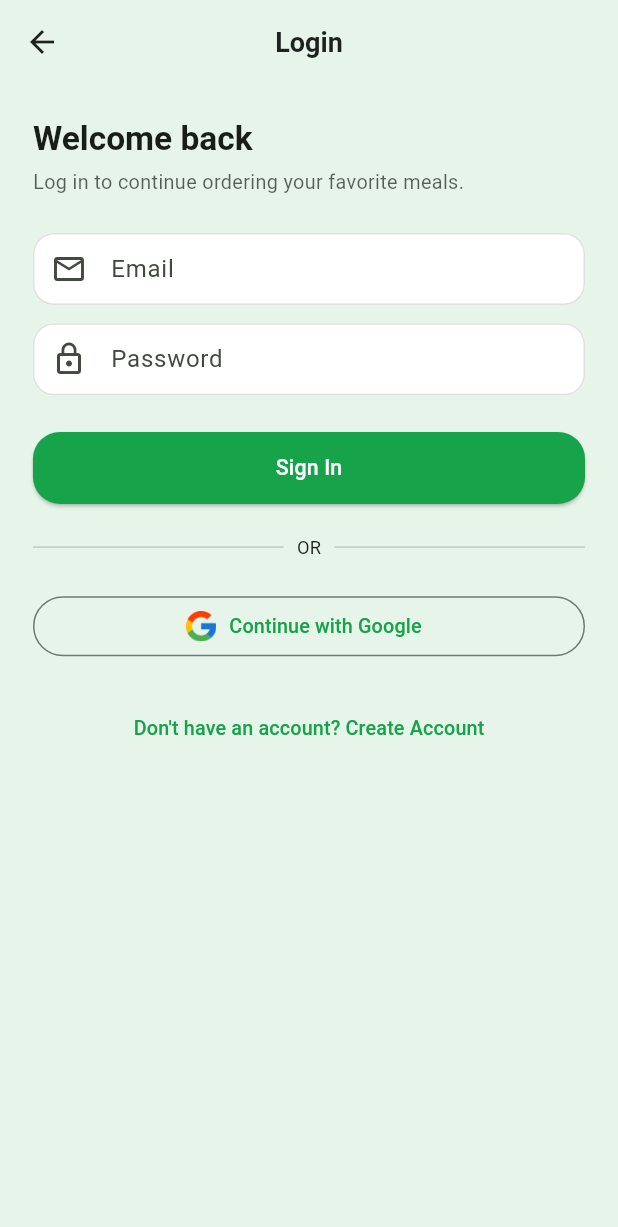
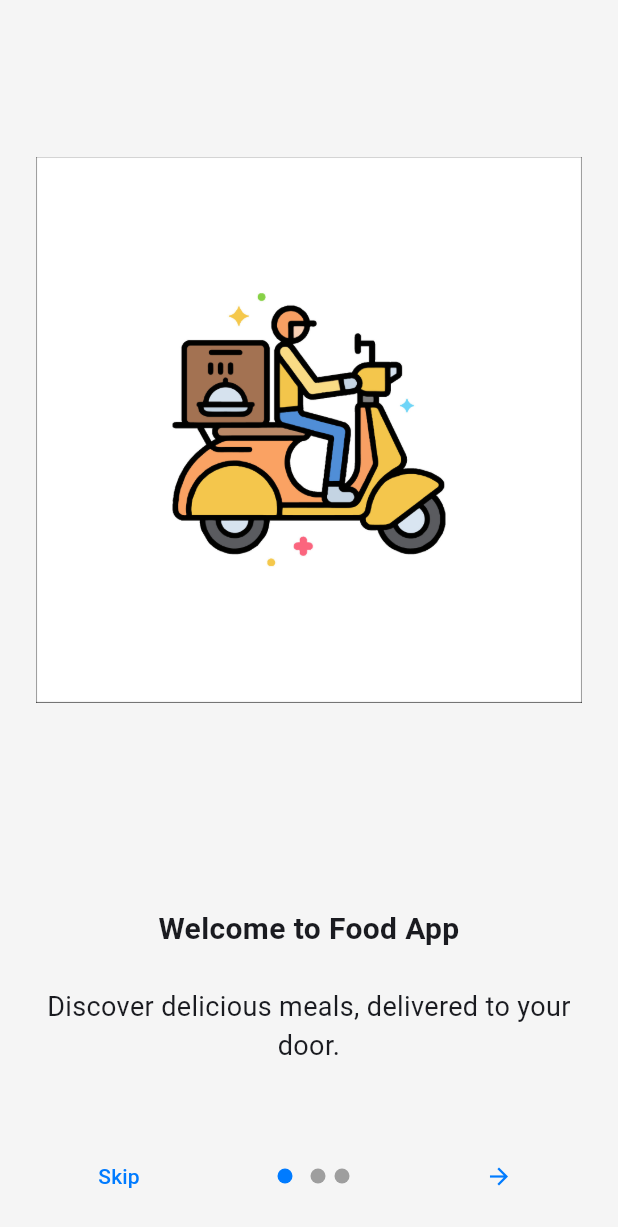
Before and after one commit to mohannadzaqout2003-dot/Food_Ordering_App, a Flutter app: the screen it shows after launch, on a phone screen of 412 x 824 dp. Shown: the top 1227 px of the screen. Run offline on Flutter 3.47's test engine with Material 3 defaults, Android fonts, the phone set to English and light mode, and no system bars; drawn by our look-alikes of introduction_screen; our stand-ins replace cloud_firestore, firebase_auth, firebase_core, firebase_storage, flutter_screenutil, google_sign_in and 2 more; missing offline and left inert: cool_nav; accounts and stored records are empty; generated files the repository leaves out were written again.

Commit message:
Added new onboarding screen and localization updates

```diff
--- a/lib/localization/app_string.dart
+++ b/lib/localization/app_string.dart
@@ -180,7 +180,6 @@ class AppStrings {
     'notification_order_body':
         'Your order has been placed successfully. You can track it from the Orders page.',
 
-
     // ===== Payment =====
     'payment_title': 'Payment',
     'payment_total_to_pay': 'Total to pay',
@@ -194,6 +193,18 @@ class AppStrings {
     'payment_error_no_user': 'Please login before completing payment.',
     'payment_error_empty_cart': 'Your cart is empty.',
 
+    //onboardin page
+    'onboarding_slide_1_title': 'Welcome to Food App',
+    'onboarding_slide_1_description':
+        'Discover delicious meals, delivered to your door.',
+    'onboarding_slide_2_title': 'Easy Ordering',
+    'onboarding_slide_2_description':
+        'Order your favorite meals in a few simple steps.',
+    'onboarding_slide_3_title': 'Track Your Orders',
+    'onboarding_slide_3_description': 'Get real-time updates on your orders.',
+    'onboarding_next': 'Next',
+    'onboarding_skip': 'Skip',
+    'onboarding_done': 'Done',
   };
 
   // ================= ARABIC =================
@@ -373,7 +384,6 @@ class AppStrings {
     'notification_order_body':
         'تم إرسال طلبك بنجاح، يمكنك متابعة حالة الطلب من صفحة الطلبات.',
 
-
     // ===== Payment =====
     'payment_title': 'الدفع',
     'payment_total_to_pay': 'الإجمالي المطلوب',
@@ -386,7 +396,16 @@ class AppStrings {
         'طريقة الدفع هذه غير مفعّلة في النسخة التجريبية.',
     'payment_error_no_user': 'يرجى تسجيل الدخول قبل إتمام الدفع.',
     'payment_error_empty_cart': 'سلة المشتريات فارغة.',
-
+    // onboarding page
+    'onboarding_slide_1_title': 'مرحبًا في تطبيق الطعام',
+    'onboarding_slide_1_description': 'اكتشف وجبات لذيذة، توصل إلى باب منزلك.',
+    'onboarding_slide_2_title': 'طلب سهل',
+    'onboarding_slide_2_description': 'اطلب وجباتك المفضلة في خطوات بسيطة.',
+    'onboarding_slide_3_title': 'تتبع طلباتك',
+    'onboarding_slide_3_description': 'احصل على تحديثات فورية حول طلباتك.',
+    'onboarding_next': 'التالي',
+    'onboarding_skip': 'تخطي',
+    'onboarding_done': 'تم',
   };
 
   static String t(BuildContext context, String key) {
@@ -399,6 +418,11 @@ static String t(BuildContext context, String key) {
     return map[key] ?? key;
   }
 
+  static String splash_title(BuildContext context) {
+    return 'Food App';
+  }
 
-
+  static String splash_subTitle(BuildContext context) {
+    return 'Discover the best food around you';
   }
+}
--- a/lib/main.dart
+++ b/lib/main.dart
@@ -17,6 +17,7 @@ import 'package:restaurant_app/provider/theme_provider.dart';
 
 import 'package:restaurant_app/screen/bottom_page.dart';
 import 'package:restaurant_app/screen/favorites/favorit_page.dart';
+import 'package:restaurant_app/screen/home/onboarding_screen.dart';
 import 'package:restaurant_app/screen/login/login_page.dart';
 import 'package:restaurant_app/screen/orders/order_page.dart';
 import 'package:restaurant_app/screen/profile/term_page.dart';
@@ -82,6 +83,7 @@ class MyApp extends StatelessWidget {
 
           initialRoute: '/splash',
           routes: {
+            '/onboarding': (_) => OnboardingPage(),
             '/splash': (_) => const SplashPage(),
             '/': (_) => Consumer<AuthProvider>(
                   builder: (context, auth, child) {
--- /dev/null
+++ b/lib/screen/home/onboarding_screen.dart
@@ -0,0 +1,98 @@
+import 'package:flutter/material.dart';
+import 'package:flutter_screenutil/flutter_screenutil.dart';
+import 'package:introduction_screen/introduction_screen.dart';
+import 'package:restaurant_app/localization/app_string.dart';
+import 'package:restaurant_app/theme/app_theme.dart';
+
+class OnboardingPage extends StatelessWidget {
+  @override
+  Widget build(BuildContext context) {
+    return IntroductionScreen(
+      pages: [
+        PageViewModel(
+          title: AppStrings.t(context, 'onboarding_slide_1_title'),
+          body: AppStrings.t(context, 'onboarding_slide_1_description'),
+          image: Center(child: Image.asset("assets/o1.jpg")),
+          decoration: PageDecoration(
+            imageFlex: 3,
+            bodyFlex: 1,
+            imagePadding: EdgeInsets.all(24),
+            pageColor: Theme.of(context).brightness == Brightness.light
+                ? AppColors.backgroundLight
+                : AppColors.backgroundDark,
+          ),
+        ),
+        PageViewModel(
+          title: AppStrings.t(context, 'onboarding_slide_2_title'),
+          body: AppStrings.t(context, 'onboarding_slide_2_description'),
+          image: Center(child: Image.asset("assets/o2.jpg")),
+          decoration: PageDecoration(
+            imageFlex: 3,
+            bodyFlex: 1,
+            imagePadding: EdgeInsets.all(24),
+            pageColor: Theme.of(context).brightness == Brightness.light
+                ? AppColors.backgroundLight
+                : AppColors.backgroundDark,
+          ),
+        ),
+        PageViewModel(
+          title: AppStrings.t(context, 'onboarding_slide_3_title'),
+          body: AppStrings.t(context, 'onboarding_slide_3_description'),
+          image: Center(child: Image.asset("assets/o3.jpg")),
+          decoration: PageDecoration(
+            imageFlex: 3,
+            bodyFlex: 1,
+            imagePadding: EdgeInsets.all(24),
+            pageColor: Theme.of(context).brightness == Brightness.light
+                ? AppColors.backgroundLight
+                : AppColors.backgroundDark,
+          ),
+        ),
+      ],
+      onDone: () {
+        Navigator.pushReplacementNamed(context, '/');
+      },
+      showSkipButton: true,
+      skip: Text(
+        AppStrings.t(context, 'onboarding_skip'),
+        style: TextStyle(
+          color: Theme.of(context).brightness == Brightness.light
+              ? AppColors.primaryLight
+              : AppColors.primaryDark,
+        ),
+      ),
+      next: Icon(
+        Icons.arrow_forward,
+        color: Theme.of(context).brightness == Brightness.light
+            ? AppColors.primaryLight
+            : AppColors.primaryDark,
+      ),
+      done: Text(
+        textAlign: TextAlign.center,
+
+        AppStrings.t(context, 'onboarding_done'),
+        style: TextStyle(
+          fontWeight: FontWeight.w600,
+          color: Theme.of(context).brightness == Brightness.light
+              ? AppColors.primaryLight
+              : AppColors.primaryDark,
+          fontSize: 14.sp,
+          letterSpacing: 1.5,
+          fontFamily: 'CustomFont',
+        ),
+        maxLines: 1,
+        overflow: TextOverflow.ellipsis,
+      ),
+
+      dotsDecorator: DotsDecorator(
+        size: Size(10.0, 10.0),
+        activeSize: Size(22.0, 10.0),
+        activeColor: Theme.of(context).brightness == Brightness.light
+            ? AppColors.primaryLight
+            : AppColors.primaryDark,
+        spacing: EdgeInsets.symmetric(horizontal: 3.0),
+        shape: RoundedRectangleBorder(borderRadius: BorderRadius.circular(8)),
+      ),
+    );
+  }
+}
--- a/lib/screen/orders/order_page.dart
+++ b/lib/screen/orders/order_page.dart
@@ -64,13 +64,11 @@ class _OrdersPageState extends State<OrdersPage> {
                       itemBuilder: (context, index) {
                         final OrderModel order = provider.orders[index];
 
-                        final dateText = order.createdAt != null
-                            ? '${order.createdAt!.day.toString().padLeft(2, '0')}/'
-                                '${order.createdAt!.month.toString().padLeft(2, '0')}/'
-                                '${order.createdAt!.year}  '
-                                '${order.createdAt!.hour.toString().padLeft(2, '0')}:'
-                                '${order.createdAt!.minute.toString().padLeft(2, '0')}'
-                            : AppStrings.t(context, 'orders_unknown_date');
+                        final dateText = '${order.createdAt.day.toString().padLeft(2, '0')}/'
+                                '${order.createdAt.month.toString().padLeft(2, '0')}/'
+                                '${order.createdAt.year}  '
+                                '${order.createdAt.hour.toString().padLeft(2, '0')}:'
+                                '${order.createdAt.minute.toString().padLeft(2, '0')}';
 
                         return InkWell(
                           onTap: () {
--- a/lib/screen/splash_screen.dart
+++ b/lib/screen/splash_screen.dart
@@ -24,9 +24,9 @@ class _SplashPageState extends State<SplashPage>
       upperBound: 1.05,
     )..repeat(reverse: true);
 
-    Future.delayed(const Duration(seconds: 2), () {
+    Future.delayed(const Duration(seconds: 3), () {
       if (!mounted) return;
-      Navigator.pushReplacementNamed(context, '/');
+      Navigator.pushReplacementNamed(context, '/onboarding');
     });
   }
 
@@ -43,16 +43,11 @@ class _SplashPageState extends State<SplashPage>
     return Scaffold(
       body: Stack(
         children: [
-          /// Background Gradient
           Positioned.fill(
-            child: Container(
-              decoration: const BoxDecoration(
-                gradient: LinearGradient(
-                  colors: [Color(0xFFff6a00), Color(0xFFee0979)],
-                  begin: Alignment.topCenter,
-                  end: Alignment.bottomCenter,
-                ),
-              ),
+            child: Image.asset(
+              'assets/splash.jpg',
+              fit: BoxFit.cover,
+              opacity: AlwaysStoppedAnimation(1),
             ),
           ),
 
@@ -64,8 +59,8 @@ class _SplashPageState extends State<SplashPage>
                 ScaleTransition(
                   scale: _controller,
                   child: Container(
-                    width: 110.w,
-                    height: 110.w,
+                    width: 120.w,
+                    height: 120.w,
                     decoration: BoxDecoration(
                       color: Colors.white.withOpacity(0.15),
                       shape: BoxShape.circle,
@@ -77,7 +72,7 @@ class _SplashPageState extends State<SplashPage>
                     child: Icon(
                       Icons.fastfood_rounded,
                       color: Colors.white,
-                      size: 50.sp,
+                      size: 60.sp,
                     ),
                   ),
                 ),
@@ -86,10 +81,11 @@ class _SplashPageState extends State<SplashPage>
 
                 /// Title
                 Text(
-                  AppStrings.t(context, 'splash_title'),
+                  AppStrings.splash_title(context),
                   style: theme.textTheme.headlineSmall?.copyWith(
                     color: Colors.white,
                     fontWeight: FontWeight.bold,
+                    fontSize: 30.sp,
                   ),
                 ),
 
@@ -97,11 +93,12 @@ class _SplashPageState extends State<SplashPage>
 
                 /// Subtitle
                 Text(
-                  AppStrings.t(context, 'splash_subtitle'),
+                  AppStrings.splash_subTitle(context),
                   textAlign: TextAlign.center,
                   style: theme.textTheme.bodyMedium?.copyWith(
-                    color: Colors.white.withOpacity(0.9),
+                    color: Colors.white.withOpacity(0.8),
                     height: 1.3,
+                    fontSize: 18.sp,
                   ),
                 ),
 
@@ -109,10 +106,10 @@ class _SplashPageState extends State<SplashPage>
 
                 /// Loader
                 SizedBox(
-                  width: 26.w,
-                  height: 26.w,
+                  width: 28.w,
+                  height: 28.w,
                   child: CircularProgressIndicator(
-                    strokeWidth: 2.5,
+                    strokeWidth: 3.0,
                     valueColor: AlwaysStoppedAnimation<Color>(Colors.white),
                   ),
                 ),
--- a/lib/theme/app_theme.dart
+++ b/lib/theme/app_theme.dart
@@ -1,48 +1,40 @@
 import 'package:flutter/material.dart';
 
 class AppColors {
-  static const Color primary = Color(0xFF16A34A);
+  // ===================== LIGHT MODE COLORS =====================
+  static const Color primaryLight = Color(0xFF007BFF); // Blue
+  static const Color secondaryLight = Color(0xFFFF9800); // Orange
+  static const Color accentLight = Color(0xFFFF4081); // Pink
+  static const Color backgroundLight = Color(0xFFF5F5F5); // Light Gray
+  static const Color surfaceLight = Colors.white;
 
-  static const Color primaryDark = Color(0xFF22C55E);
-
-  static const Color secondary = Color(0xFFFFB300); // Amber / Orange
-
-  static const Color tertiary = Color(0xFF34D399);
-
-  static const Color lightBackground = Color(0xFFE6F4EA); // Mint
-  static const Color lightSurface = Colors.white;
-
-  static const Color darkBackground = Color(0xFF0D1411);
-  static const Color darkSurface = Color(0xFF1A2320);
+  // ===================== DARK MODE COLORS =====================
+  static const Color primaryDark = Color(0xFF008B5B); // Dark Green
+  static const Color secondaryDark = Color(0xFFFFC107); // Yellow
+  static const Color accentDark = Color(0xFFFFEB3B); // Yellow Accent
+  static const Color backgroundDark = Color(0xFF121212); // Dark Background
+  static const Color surfaceDark = Color(0xFF1D1D1D); // Dark Surface
 }
 
 class AppTheme {
   // =========================== LIGHT THEME ===========================
   static ThemeData lightTheme = ThemeData(
     brightness: Brightness.light,
-    useMaterial3: true,
-
-    primaryColor: AppColors.primary,
-    scaffoldBackgroundColor: AppColors.lightBackground,
-    cardColor: AppColors.lightSurface,
+    primaryColor: AppColors.primaryLight,
+    scaffoldBackgroundColor: AppColors.backgroundLight,
+    cardColor: AppColors.surfaceLight,
 
     colorScheme: ColorScheme.fromSeed(
-      seedColor: AppColors.primary,
+      seedColor: AppColors.primaryLight,
       brightness: Brightness.light,
-      primary: AppColors.primary,
-      secondary: AppColors.secondary,
-      tertiary: AppColors.tertiary,
-      background: AppColors.lightBackground,
-      surface: AppColors.lightSurface,
+      primary: AppColors.primaryLight,
+      secondary: AppColors.secondaryLight,
+      background: AppColors.backgroundLight,
+      surface: AppColors.surfaceLight,
     ),
-    pageTransitionsTheme: const PageTransitionsTheme(
-      builders: {
-        TargetPlatform.android: ZoomPageTransitionsBuilder(),
-        TargetPlatform.iOS: CupertinoPageTransitionsBuilder(),
-      },
-    ),
+
     appBarTheme: const AppBarTheme(
-      backgroundColor: AppColors.lightBackground,
+      backgroundColor: AppColors.backgroundLight,
       elevation: 0,
       centerTitle: true,
       iconTheme: IconThemeData(color: Colors.black87),
@@ -55,68 +47,30 @@ class AppTheme {
 
     elevatedButtonTheme: ElevatedButtonThemeData(
       style: ElevatedButton.styleFrom(
-        backgroundColor: AppColors.primary,
+        backgroundColor: AppColors.primaryLight,
         foregroundColor: Colors.white,
         shape: RoundedRectangleBorder(borderRadius: BorderRadius.circular(18)),
         padding: const EdgeInsets.symmetric(vertical: 14),
       ),
-    ),
-
-    inputDecorationTheme: InputDecorationTheme(
-      filled: true,
-      fillColor: AppColors.lightSurface,
-      border: OutlineInputBorder(
-        borderRadius: BorderRadius.circular(14),
-        borderSide: const BorderSide(color: Color(0xFFE0E0E0)),
-      ),
-      enabledBorder: OutlineInputBorder(
-        borderRadius: BorderRadius.circular(14),
-        borderSide: const BorderSide(color: Color(0xFFE0E0E0)),
-      ),
-      focusedBorder: OutlineInputBorder(
-        borderRadius: BorderRadius.circular(14),
-        borderSide: const BorderSide(color: AppColors.primary, width: 1.4),
-      ),
-      contentPadding: const EdgeInsets.symmetric(horizontal: 16, vertical: 12),
-    ),
-
-    snackBarTheme: const SnackBarThemeData(
-      backgroundColor: Colors.black87,
-      contentTextStyle: TextStyle(color: Colors.white),
-      behavior: SnackBarBehavior.floating,
-    ),
-
-    bottomNavigationBarTheme: const BottomNavigationBarThemeData(
-      backgroundColor: AppColors.lightSurface,
-      selectedItemColor: AppColors.primary,
-      unselectedItemColor: Colors.grey,
-      showUnselectedLabels: true,
-      type: BottomNavigationBarType.fixed,
     ),
   );
 
   // =========================== DARK THEME ===========================
   static ThemeData darkTheme = ThemeData(
     brightness: Brightness.dark,
-    useMaterial3: true,
     primaryColor: AppColors.primaryDark,
-    scaffoldBackgroundColor: AppColors.darkBackground,
-    cardColor: AppColors.darkSurface,
+    scaffoldBackgroundColor: AppColors.backgroundDark,
+    cardColor: AppColors.surfaceDark,
 
     colorScheme: ColorScheme.dark(
       primary: AppColors.primaryDark,
-      secondary: AppColors.secondary,
-      tertiary: AppColors.tertiary,
-      surface: AppColors.darkSurface,
+      secondary: AppColors.secondaryDark,
+      background: AppColors.backgroundDark,
+      surface: AppColors.surfaceDark,
     ),
-    pageTransitionsTheme: const PageTransitionsTheme(
-      builders: {
-        TargetPlatform.android: ZoomPageTransitionsBuilder(),
-        TargetPlatform.iOS: CupertinoPageTransitionsBuilder(),
-      },
-    ),
+
     appBarTheme: const AppBarTheme(
-      backgroundColor: AppColors.darkSurface,
+      backgroundColor: AppColors.surfaceDark,
       elevation: 0,
       centerTitle: true,
       iconTheme: IconThemeData(color: Colors.white),
@@ -135,37 +89,5 @@ class AppTheme {
         padding: const EdgeInsets.symmetric(vertical: 14),
       ),
     ),
-
-    inputDecorationTheme: InputDecorationTheme(
-      filled: true,
-      fillColor: const Color(0xFF26302B),
-      border: OutlineInputBorder(
-        borderRadius: BorderRadius.circular(14),
-        borderSide: const BorderSide(color: Color(0xFF3A4A43)),
-      ),
-      enabledBorder: OutlineInputBorder(
-        borderRadius: BorderRadius.circular(14),
-        borderSide: const BorderSide(color: Color(0xFF3A4A43)),
-      ),
-      focusedBorder: OutlineInputBorder(
-        borderRadius: BorderRadius.circular(14),
-        borderSide: const BorderSide(color: AppColors.primaryDark, width: 1.5),
-      ),
-      contentPadding: const EdgeInsets.symmetric(horizontal: 16, vertical: 12),
-    ),
-
-    snackBarTheme: const SnackBarThemeData(
-      backgroundColor: AppColors.darkSurface,
-      contentTextStyle: TextStyle(color: Colors.white),
-      behavior: SnackBarBehavior.floating,
-    ),
-
-    bottomNavigationBarTheme: const BottomNavigationBarThemeData(
-      backgroundColor: AppColors.darkSurface,
-      selectedItemColor: AppColors.primaryDark,
-      unselectedItemColor: Colors.grey,
-      showUnselectedLabels: true,
-      type: BottomNavigationBarType.fixed,
-    ),
   );
 }
--- a/pubspec.yaml
+++ b/pubspec.yaml
@@ -26,6 +26,7 @@ dependencies:
 
   google_sign_in: ^5.4.2
   shared_preferences: ^2.5.3
+  introduction_screen: ^4.0.0
 
   image_picker: ^1.1.2
   intl: ^0.20.2
```
Also changed, not shown: assets/o1.jpg (added), assets/o2.jpg (added), assets/o3.jpg (added), assets/splash.jpg (added), pubspec.lock. Lines whose indentation alone changed are shown as unchanged.
